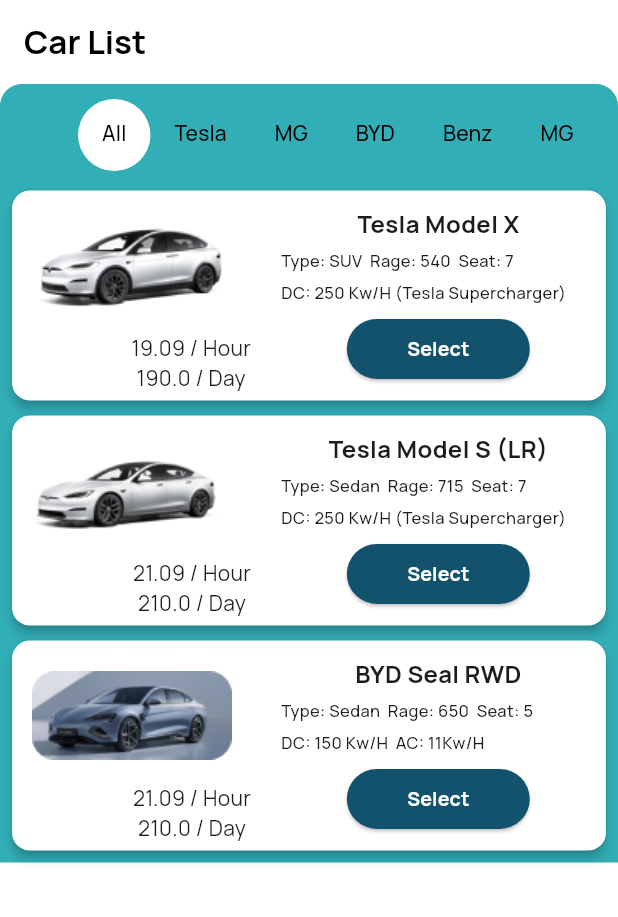
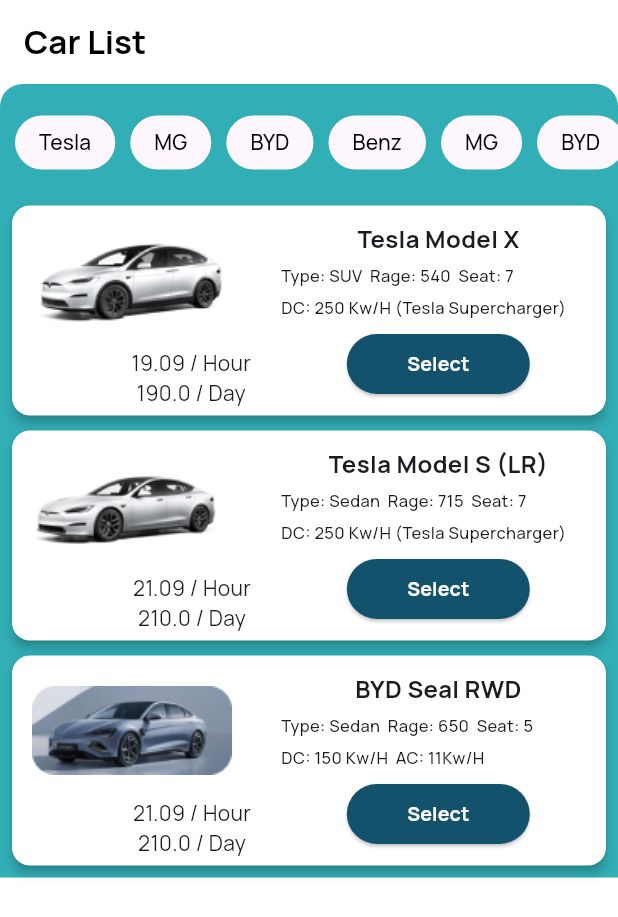
Before and after one commit to Akkarapa-Ryu/itds283_gr03_project_go_green_ezy_wheels, a Flutter app: the screen it shows after launch, on a phone screen of 412 x 824 dp. Shown: the top 917 px of the screen. Run offline on Flutter 3.47's test engine with Material 3 defaults, Android fonts, the phone set to English and light mode, and no system bars.

Commit message:
PJGR03-18 Create Car list Page UI
edit TabBar to selected filting and add "brand" to CarModel.

```diff
--- /dev/null
+++ b/lib/components/components.dart
@@ -0,0 +1 @@
+export 'custom_listtile.dart';
--- /dev/null
+++ b/lib/components/custom_listtile.dart
@@ -0,0 +1,150 @@
+import 'package:flutter/material.dart';
+
+import '../theme/theme.dart';
+
+// https://api.flutter.dev/flutter/material/ListTile-class.html
+
+class CustomListTile extends StatelessWidget {
+  const CustomListTile(
+      {super.key,
+      // required this.image,
+      required this.thumbnail,
+      required this.title,
+      required this.type,
+      required this.dc,
+      this.ac,
+      this.supercharge,
+      required this.priceHour,
+      required this.priceDay,
+      required this.rage,
+      required this.seat,
+      required this.brand});
+
+  // final Image image;
+  final Widget thumbnail;
+  final String title; // name's car
+  final String type; // type,
+  final int rage;
+  final String seat;
+  final int dc; // dc
+  final int? ac;
+  final String? supercharge;
+  final double priceHour;
+  final double priceDay;
+  final String brand;
+
+  @override
+  Widget build(BuildContext context) {
+    return Padding(
+      padding: EdgeInsets.all(5),
+      child: SizedBox(
+        height: 130,
+        child: Row(
+          crossAxisAlignment: CrossAxisAlignment.start,
+          children: <Widget>[
+            Expanded(
+              flex: 2,
+              child: Column(
+                children: [
+                  Row(
+                    children: [
+                      thumbnail,
+                    ],
+                  ),
+                  Row(
+                    mainAxisAlignment: MainAxisAlignment.end,
+                    children: [
+                      Column(
+                        children: [
+                          Text('$priceHour / Hour'),
+                          Text('$priceDay / Day'),
+                        ],
+                      ),
+                    ],
+                  )
+                ],
+              ),
+            ),
+            Expanded(
+                flex: 3,
+                child: Padding(
+                    padding: EdgeInsets.only(left: 20, right: 2),
+                    child: Column(
+                      mainAxisAlignment: MainAxisAlignment.spaceEvenly,
+                      children: [
+                        Text(
+                          title,
+                          style: TextStyle(
+                              fontFamily: DesignSystem.fontFamily,
+                              fontWeight: FontWeight.bold,
+                              fontSize: 16),
+                        ),
+                        Row(
+                          children: [
+                            Text(
+                              'Type: $type  Rage: $rage  Seat: $seat',
+                              style: TextStyle(
+                                  fontFamily: DesignSystem.fontFamily,
+                                  fontWeight: FontWeight.w500,
+                                  fontSize: 11),
+                            ),
+                          ],
+                        ),
+                        Row(
+                          children: [
+                            Text(
+                              'DC: $dc Kw/H',
+                              style: TextStyle(
+                                  fontFamily: DesignSystem.fontFamily,
+                                  fontWeight: FontWeight.w500,
+                                  fontSize: 11),
+                            ),
+                            superchargeORac(supercharge, ac)
+                          ],
+                        ),
+                        // Text('Brand: $brand',style: TextStyle(
+                        //           fontFamily: DesignSystem.fontFamily,
+                        //           fontWeight: FontWeight.w500,
+                        //           fontSize: 11),),
+                        ElevatedButton(
+                            onPressed: () {},
+                            child: Text(
+                              '      Select      ',
+                              style: TextStyle(
+                                  fontFamily: DesignSystem.fontFamily,
+                                  fontWeight: FontWeight.bold,
+                                  fontSize: 13,
+                                  color: DesignSystem.c1),
+                            ),
+                            style: ElevatedButton.styleFrom(
+                                backgroundColor: DesignSystem.c6))
+                      ],
+                    )))
+          ],
+        ),
+      ),
+    );
+  }
+
+// https://flutterdesk.com/show-conditional-widgets-in-flutter/
+  superchargeORac(supercharge, ac) {
+    if (supercharge != null) {
+      return Text(
+        ' ($supercharge)',
+        style: TextStyle(
+            fontFamily: DesignSystem.fontFamily,
+            fontWeight: FontWeight.w500,
+            fontSize: 11),
+      );
+    } else if (ac != null) {
+      return Text(
+        '  AC: ' + ac.toString() + 'Kw/H',
+        style: TextStyle(
+            fontFamily: DesignSystem.fontFamily,
+            fontWeight: FontWeight.w500,
+            fontSize: 11),
+      );
+    }
+  }
+
+}
--- a/lib/main.dart
+++ b/lib/main.dart
@@ -1,6 +1,6 @@
 import 'package:flutter/material.dart';
-import 'package:itds283_gr03_project_go_green_ezy_wheels/pages/pages.dart';
-import 'package:itds283_gr03_project_go_green_ezy_wheels/theme/theme.dart';
+import '/pages/pages.dart';
+import 'theme/theme.dart';
 
 void main() {
   runApp(const MyApp());
@@ -13,7 +13,7 @@
     return MaterialApp(
       title: 'Flutter Demo',
       theme: GGEWTheme.light,
-      darkTheme: GGEWTheme.dark,
+      // darkTheme: GGEWTheme.dark,
       home: const MyHomePage(title: 'Flutter Demo Home Page'),
     );
   }
--- a/lib/models/cars_model.dart
+++ b/lib/models/cars_model.dart
@@ -9,6 +9,8 @@
   String? superCharger;
   double priceHour;
   double priceDay;
+  String brand;
+
   CarsModel(
       {required this.image,
       required this.name,
@@ -19,12 +21,13 @@
       this.ac,
       this.superCharger,
       required this.priceHour,
-      required this.priceDay});
+      required this.priceDay,
+      required this.brand});
 
-  static List<CarsModel> getCars() {
-    List<CarsModel> cars = [];
+  // static List<CarsModel> getCars() {
 
-    cars.add(CarsModel(
+/*
+    carsList.add(CarsModel(
         image: 'assets/images/Tesla model X.png',
         name: 'Tesla Model X',
         type: 'SUV',
@@ -33,9 +36,9 @@
         dc: 250,
         superCharger: 'Tesla Supercharger',
         priceHour: 19.09,
-        priceDay: 190.00));
+        priceDay: 190.00, brand: 'Tesla'));
 
-    cars.add(CarsModel(
+    carsList.add(CarsModel(
         image: 'assets/images/Tesla model Y.png',
         name: 'Tesla Model S (LR)',
         type: 'Sedan',
@@ -44,9 +47,9 @@
         dc: 250,
         superCharger: 'Tesla Supercharger',
         priceHour: 21.09,
-        priceDay: 210.00));
+        priceDay: 210.00, brand: 'Tesla'));
 
-      cars.add(CarsModel(
+      carsList.add(CarsModel(
         image: 'assets/images/BYD Seal RWD.png',
         name: 'BYD Seal RWD',
         type: 'Sedan',
@@ -55,8 +58,41 @@
         dc: 150,
         ac: 11,
         priceHour: 21.09,
-        priceDay: 210.00));
+        priceDay: 210.00, brand: 'BYD'));
+           */
 
-    return cars;
-  }
+  //   return carsList;
+  // }
 }
+final List<CarsModel> carsList = [
+      CarsModel(
+        image: 'assets/images/Tesla model X.png',
+        name: 'Tesla Model X',
+        type: 'SUV',
+        rage: 540,
+        seat: '7',
+        dc: 250,
+        superCharger: 'Tesla Supercharger',
+        priceHour: 19.09,
+        priceDay: 190.00, brand: 'Tesla'),
+        CarsModel(
+        image: 'assets/images/Tesla model Y.png',
+        name: 'Tesla Model S (LR)',
+        type: 'Sedan',
+        rage: 715,
+        seat: '7',
+        dc: 250,
+        superCharger: 'Tesla Supercharger',
+        priceHour: 21.09,
+        priceDay: 210.00, brand: 'Tesla'),
+        CarsModel(
+        image: 'assets/images/BYD Seal RWD.png',
+        name: 'BYD Seal RWD',
+        type: 'Sedan',
+        rage: 650,
+        seat: '5',
+        dc: 150,
+        ac: 11,
+        priceHour: 21.09,
+        priceDay: 210.00, brand: 'BYD')
+    ];
--- a/lib/pages/car_list/car_list_page.dart
+++ b/lib/pages/car_list/car_list_page.dart
@@ -1,4 +1,7 @@
+import 'dart:math';
+
 import 'package:flutter/material.dart';
+import '../../components/components.dart';
 import '../../pages/pages.dart';
 import '../../theme/theme.dart';
 
@@ -10,102 +13,175 @@
 }
 
 class _CarListPageState extends State<CarListPage>
-    with SingleTickerProviderStateMixin {
-  List<CarsModel> cars = [];
-  late TabController _tabController;
+// with SingleTickerProviderStateMixin
+{
+  final brandsOfCars = ['Tesla', 'MG', 'BYD', 'Benz', 'MG', 'BYD', 'Benz'];
+  List<String> selectCarBrand = [];
 
-  void _getCars() {
-    cars = CarsModel.getCars();
-  }
+  // List<CarsModel> cars = [];
+  // late TabController _tabController;
 
-  @override
-  void initState() {
-    _getCars();
-    super.initState();
-    _tabController = TabController(
-      length: 8,
-      vsync: this,
-    );
-    // _tabController.addListener(() {
-    //   setState(() {});
-    // });
-  }
+  // void _getCars() {
+  //   cars = CarsModel.getCars();
+  // }
 
-  @override
-  void dispose() {
-    super.dispose();
-    _tabController.dispose();
-  }
+  // @override
+  // void initState() {
+  //   _getCars();
+  //   super.initState();
+  //   _tabController = TabController(
+  //     length: 8,
+  //     vsync: this,
+  //   );
+  //   // _tabController.addListener(_hadleTabSelection);
+  // }
+
+  // void _hadleTabSelection(){
+  //   if (_tabController.indexIsChanging){
+  //     switch (_tabController.index) {
+  //       case 0:
+  //         filterData('all');
+  //         break;
+  //       default:
+  //     }
+  //   }
+  // }
+
+  // @override
+  // void dispose() {
+  //   super.dispose();
+  //   _tabController.dispose();
+  // }
+
 // https://www.fluttertemplates.dev/templates/01-custom-tabbars
-  TabBar get _tabBar => TabBar(
-    padding: EdgeInsets.only(top: 10,bottom: 5),
-          controller: _tabController,
-          isScrollable: true,
-          labelColor: DesignSystem.c0,
-          dividerHeight: 0,
-          unselectedLabelColor: DesignSystem.c0,
-          indicatorSize: TabBarIndicatorSize.tab,
-          indicator: BoxDecoration(
-              borderRadius: BorderRadius.circular(50), color: DesignSystem.c1),
-          tabs: [
-            Tab(
-              text: 'All',
-            ),
-            Tab(
-              text: 'Tesla',
-            ),
-            Tab(
-              text: 'MG',
-            ),
-            Tab(
-              text: 'BYD',
-            ),
-            Tab(
-              text: 'Benz',
-            ),
-            Tab(
-              text: 'MG',
-            ),
-            Tab(
-              text: 'BYD',
-            ),
-            Tab(
-              text: 'Benz',
-            ),
-          ]);
+
+  // TabBar get _tabBar => TabBar(
+  //         padding: EdgeInsets.only(left: 5, top: 10, bottom: 5, right: 5),
+  //         controller: _tabController,
+  //         isScrollable: true,
+  //         labelColor: DesignSystem.c0,
+  //         dividerHeight: 0,
+  //         unselectedLabelColor: DesignSystem.c0,
+  //         indicatorSize: TabBarIndicatorSize.tab,
+  //         indicator: BoxDecoration(
+  //             borderRadius: BorderRadius.circular(50), color: DesignSystem.c1),
+  //         tabAlignment: TabAlignment.start,
+  //         tabs: [
+  //           Tab(
+  //             text: 'All',
+  //           ),
+  //           Tab(
+  //             text: 'Tesla',
+  //           ),
+  //           Tab(
+  //             text: 'MG',
+  //           ),
+  //           Tab(
+  //             text: 'BYD',
+  //           ),
+  //           Tab(
+  //             text: 'Benz',
+  //           ),
+  //           Tab(
+  //             text: 'MG',
+  //           ),
+  //           Tab(
+  //             text: 'BYD',
+  //           ),
+  //           Tab(
+  //             text: 'Benz',
+  //           ),
+  //         ]);
 
   @override
   Widget build(BuildContext context) {
+    final filterBrands = carsList.where((brand) {
+      return selectCarBrand.isEmpty || selectCarBrand.contains(brand.brand);
+    }).toList();
     return Scaffold(
         appBar: AppBar(
-            title: Text(
+            title: const Text(
           'Car List',
           style: TextStyle(fontFamily: 'Manrope', fontWeight: FontWeight.w700),
         )),
         body: SingleChildScrollView(
+          // scrollDirection: Axis.vertical,
           child: Center(
             child: Container(
-              decoration: BoxDecoration(
+              decoration: const BoxDecoration(
                   color: DesignSystem.c4,
                   borderRadius: BorderRadius.only(
                       topLeft: Radius.circular(15),
                       topRight: Radius.circular(15))),
               child: Column(
                 children: [
-                  PreferredSize(
-                      preferredSize: _tabBar.preferredSize,
-                      child: Material(
-                        color: DesignSystem.c4,
-                        borderRadius: BorderRadius.only(
-                            topLeft: Radius.circular(15),
-                            topRight: Radius.circular(15)),
-                        child: _tabBar,
-                      )),
+                  // PreferredSize(
+                  //     preferredSize: _tabBar.preferredSize,
+                  //     child: Material(
+                  //       color: DesignSystem.c4,
+                  //       borderRadius: BorderRadius.only(
+                  //           topLeft: Radius.circular(15),
+                  //           topRight: Radius.circular(15)),
+                  //       child: _tabBar,
+                  //     )),
+                  SingleChildScrollView(
+                    scrollDirection: Axis.horizontal,
+                    child: Container(
+                      margin: EdgeInsets.only(top: 15,left: 10,right: 10,bottom: 10),
+                      child: Wrap(
+                        spacing: 10,
+                        runSpacing: 4,
+                        // https://www.youtube.com/watch?v=CSdYgI0kw-o
+                        children: brandsOfCars
+                            .map((e) => FilterChip(
+                              shape: RoundedRectangleBorder(
+                                borderRadius: BorderRadius.circular(20)
+                              ),
+                              side: BorderSide.none,
+                              selectedColor: DesignSystem.c5,
+                                label: Text(e,style: TextStyle(color: DesignSystem.c0,fontFamily: DesignSystem.fontFamily),),
+                                selected: selectCarBrand.contains(e),
+                                onSelected: (value) {
+                                  setState(() {
+                                    if (value) {
+                                      selectCarBrand.add(e);
+                                    } else {
+                                      selectCarBrand.remove(e);
+                                    }
+                                  });
+                                }))
+                            .toList(),
+                      ),
+                    ),
+                  ),
                   ListView.builder(
                       shrinkWrap: true,
                       padding: EdgeInsets.all(3),
-                      itemCount: cars.length,
-                      itemBuilder: _carCard),
+                      itemCount: filterBrands.length,
+                      itemBuilder: (context, index) {
+                        return Card(
+                          elevation: 3,
+                          margin: EdgeInsets.only(
+                              left: 5, right: 5, top: 5, bottom: 5),
+                          child: CustomListTile(
+                            thumbnail: Image.asset(
+                              filterBrands[index].image,
+                              height: 90,
+                              width: 150,
+                            ),
+                            title: filterBrands[index].name,
+                            type: filterBrands[index].type,
+                            dc: filterBrands[index].dc,
+                            priceHour: filterBrands[index].priceHour,
+                            priceDay: filterBrands[index].priceDay,
+                            rage: filterBrands[index].rage,
+                            seat: filterBrands[index].seat,
+                            brand: filterBrands[index].brand,
+                            supercharge: filterBrands[index].superCharger,
+                            ac: filterBrands[index].ac,
+                          ),
+                        );
+                      }),
                 ],
               ),
             ),
@@ -113,10 +189,13 @@
         ));
   }
 
+/*
   Widget? _carCard(context, index) {
     return Card(
         elevation: 3,
         margin: EdgeInsets.only(left: 5, right: 5, top: 5, bottom: 5),
+        // color: DesignSystem.c1,
+        // surfaceTintColor: DesignSystem.c2,
         shadowColor: DesignSystem.c0,
         child: CustomListTile(
           thumbnail: Image.asset(
@@ -133,145 +212,7 @@
           priceDay: cars[index].priceDay,
           rage: cars[index].rage,
           seat: cars[index].seat,
+          brand: cars[index].brand,
         ));
-  }
+  }*/
 }
-
-// https://api.flutter.dev/flutter/material/ListTile-class.html
-class CustomListTile extends StatelessWidget {
-  const CustomListTile(
-      {super.key,
-      // required this.image,
-      required this.thumbnail,
-      required this.title,
-      required this.type,
-      required this.dc,
-      this.ac,
-      this.supercharge,
-      required this.priceHour,
-      required this.priceDay,
-      required this.rage,
-      required this.seat});
-
-  // final Image image;
-  final Widget thumbnail;
-  final String title; // name's car
-  final String type; // type,
-  final int rage;
-  final String seat;
-  final int dc; // dc
-  final int? ac;
-  final String? supercharge;
-  final double priceHour;
-  final double priceDay;
-
-  @override
-  Widget build(BuildContext context) {
-    return Padding(
-      padding: EdgeInsets.all(5),
-      child: SizedBox(
-        height: 130,
-        child: Row(
-          crossAxisAlignment: CrossAxisAlignment.start,
-          children: <Widget>[
-            Expanded(
-              flex: 2,
-              child: Column(
-                children: [
-                  Row(
-                    children: [
-                      thumbnail,
-                    ],
-                  ),
-                  Row(
-                    mainAxisAlignment: MainAxisAlignment.end,
-                    children: [
-                      Column(
-                        children: [
-                          Text('$priceHour / Hour'),
-                          Text('$priceDay / Day'),
-                        ],
-                      ),
-                    ],
-                  )
-                ],
-              ),
-            ),
-            Expanded(
-                flex: 3,
-                child: Padding(
-                    padding: EdgeInsets.only(left: 20, right: 2),
-                    child: Column(
-                      mainAxisAlignment: MainAxisAlignment.spaceEvenly,
-                      children: [
-                        Text(
-                          title,
-                          style: TextStyle(
-                              fontFamily: DesignSystem.fontFamily,
-                              fontWeight: FontWeight.bold,
-                              fontSize: 16),
-                        ),
-                        Row(
-                          children: [
-                            Text(
-                              'Type: $type  Rage: $rage  Seat: $seat',
-                              style: TextStyle(
-                                  fontFamily: DesignSystem.fontFamily,
-                                  fontWeight: FontWeight.w500,
-                                  fontSize: 11),
-                            ),
-                          ],
-                        ),
-                        Row(
-                          children: [
-                            Text(
-                              'DC: $dc Kw/H',
-                              style: TextStyle(
-                                  fontFamily: DesignSystem.fontFamily,
-                                  fontWeight: FontWeight.w500,
-                                  fontSize: 11),
-                            ),
-                            superchargeORac(supercharge, ac)
-                          ],
-                        ),
-                        ElevatedButton(
-                            onPressed: () {},
-                            child: Text(
-                              '      Select      ',
-                              style: TextStyle(
-                                  fontFamily: DesignSystem.fontFamily,
-                                  fontWeight: FontWeight.bold,
-                                  fontSize: 13,
-                                  color: DesignSystem.c1),
-                            ),
-                            style: ElevatedButton.styleFrom(
-                                backgroundColor: DesignSystem.c6))
-                      ],
-                    )))
-          ],
-        ),
-      ),
-    );
-  }
-
-// https://flutterdesk.com/show-conditional-widgets-in-flutter/
-  superchargeORac(supercharge, ac) {
-    if (supercharge != null) {
-      return Text(
-        ' ($supercharge)',
-        style: TextStyle(
-            fontFamily: DesignSystem.fontFamily,
-            fontWeight: FontWeight.w500,
-            fontSize: 11),
-      );
-    } else if (ac != null) {
-      return Text(
-        '  AC: ' + ac.toString() + 'Kw/H',
-        style: TextStyle(
-            fontFamily: DesignSystem.fontFamily,
-            fontWeight: FontWeight.w500,
-            fontSize: 11),
-      );
-    }
-  }
-}
--- a/lib/theme/ggew_theme.dart
+++ b/lib/theme/ggew_theme.dart
@@ -13,16 +13,16 @@
   static ThemeData get light => _baseTheme.copyWith(
         scaffoldBackgroundColor: DesignSystem.c1,
         colorScheme: const ColorScheme.light(
-          primary: DesignSystem.primary,
+          primary: DesignSystem.c1,
           error: DesignSystem.error,
           background: DesignSystem.c2
         ),
       );
 
   static ThemeData get dark => _baseTheme.copyWith(
-        scaffoldBackgroundColor: Colors.grey,
+        scaffoldBackgroundColor: DesignSystem.c0,
         colorScheme: const ColorScheme.dark(
-          primary: DesignSystem.primary,
+          primary: DesignSystem.c0,
           error: DesignSystem.error,
           background: DesignSystem.c0
         ),
```
